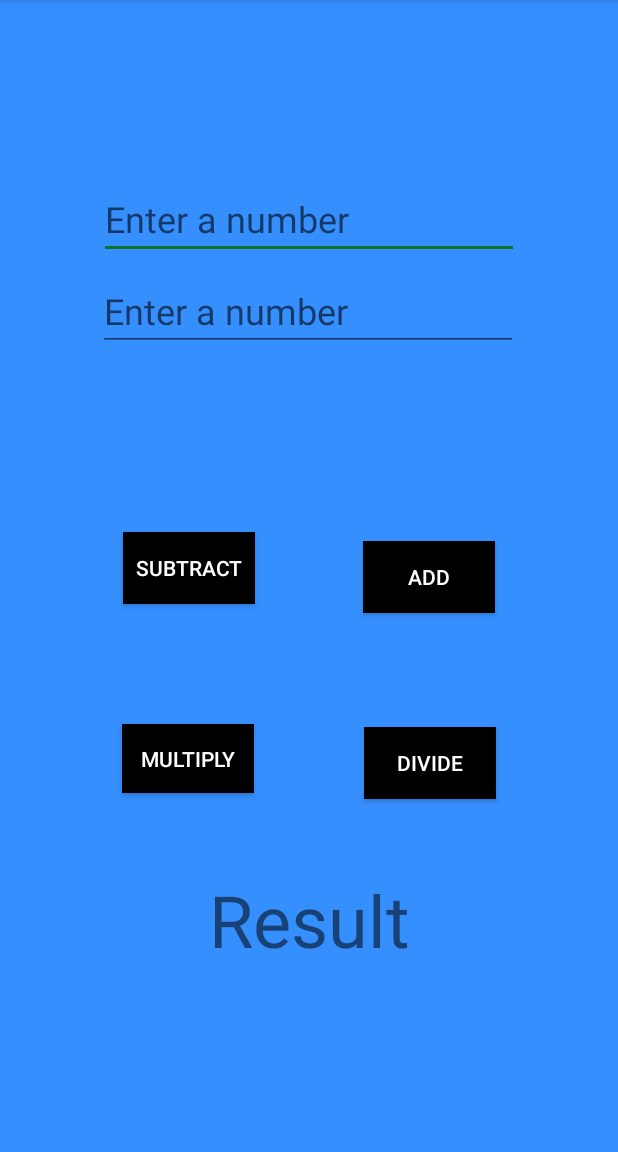
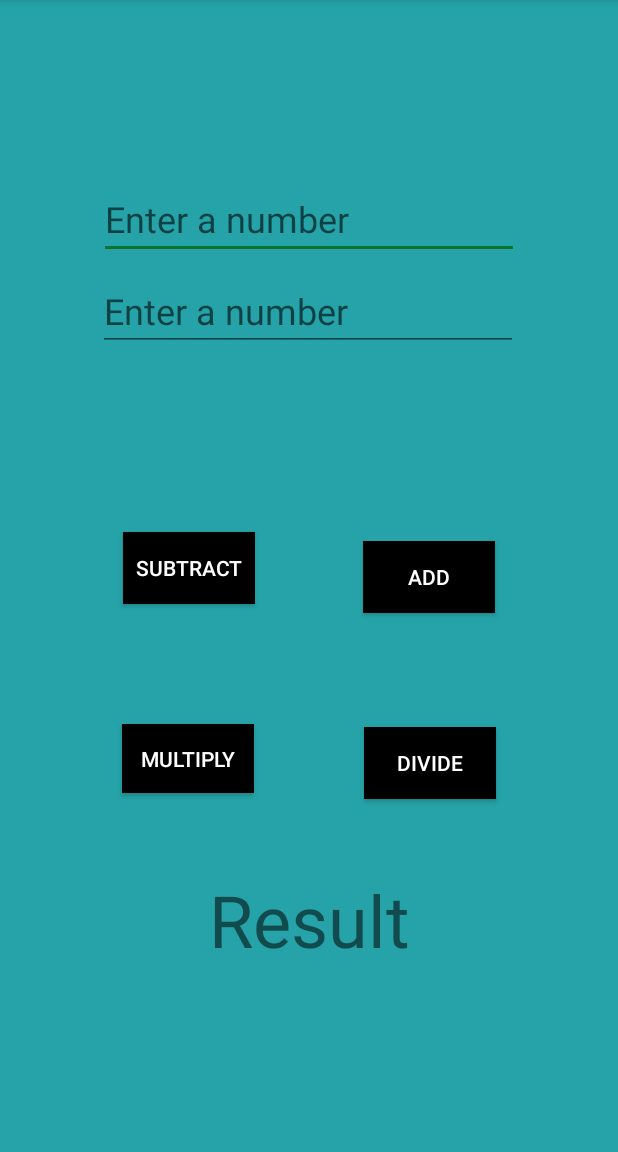
Before and after one commit to pointblank1123/AndroidStudio, an Android app: the screen it shows after launch (MainActivity), on a phone screen of 412 x 824 dp, the part 84-1236 px from its top. Run offline under Robolectric (Android 15) with nearby library versions, the phone set to English and light mode, and no system bars.

Commit message:
BG Color Changed

```diff
--- a/AlexPFirstAppAddition/app/src/main/res/values/colors.xml
+++ b/AlexPFirstAppAddition/app/src/main/res/values/colors.xml
@@ -3,6 +3,6 @@
     <color name="colorPrimary">#f26507</color>
     <color name="colorPrimaryDark">#257ac4</color>
     <color name="colorAccent">#0c7230</color>
-    <color name="colorBackground">#368fff</color>
+    <color name="colorBackground">#25a3a8</color>
     <color name="colorText">#FFFFFF</color>
 </resources>
```
